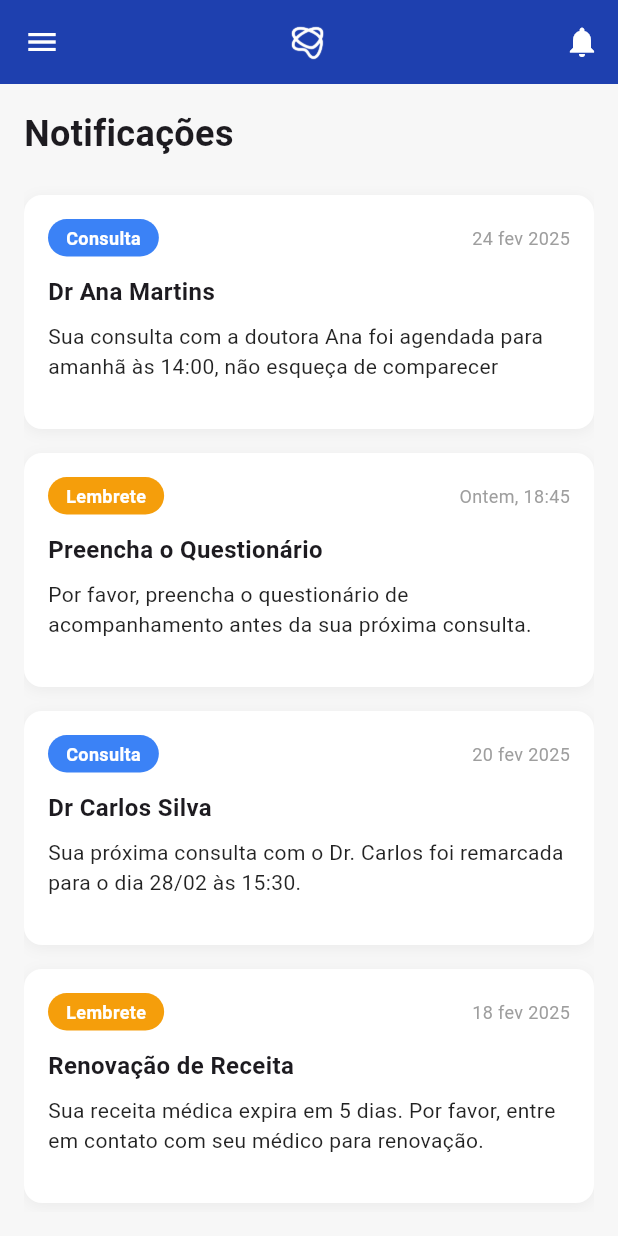
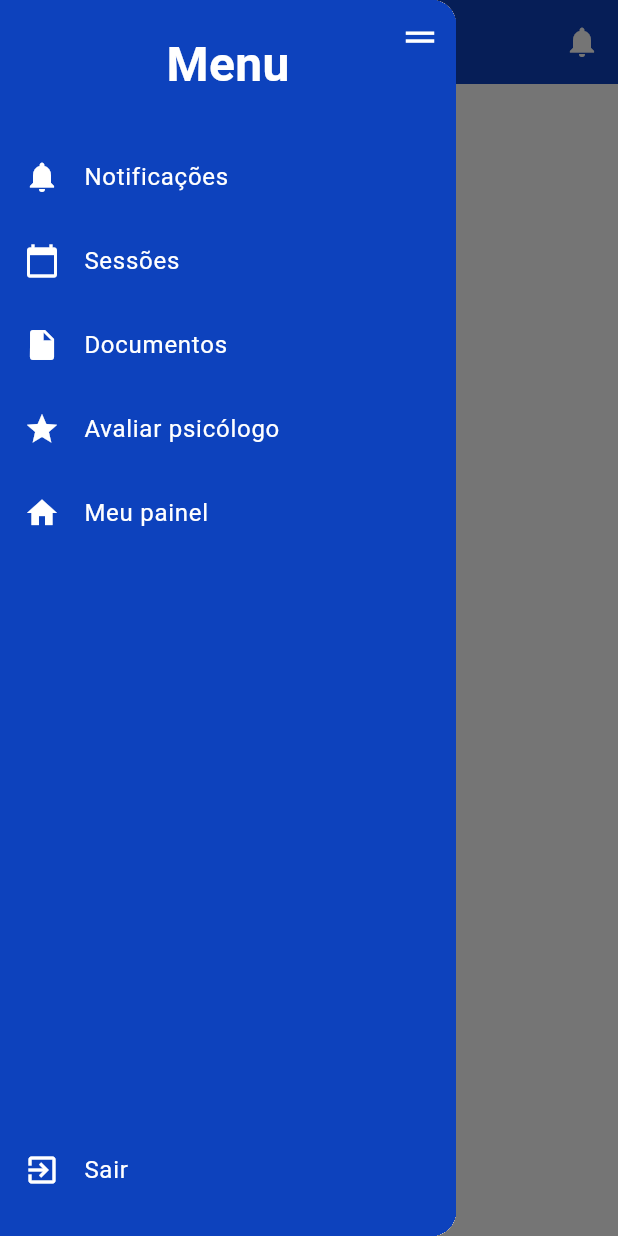
Before and after one commit to LiraTecnologic/helppsico-mobile, a Flutter app: the screen it shows after launch, with the side drawer open (before the commit the screen has no drawer), on a phone screen of 412 x 824 dp. Run offline on Flutter 3.47's test engine with Material 3 defaults, Android fonts, the phone set to English and light mode, and no system bars.

Commit message:
#MTR06:feat/Adicionando Menu e header a tela

```diff
--- a/helppsico_mobile/lib/main.dart
+++ b/helppsico_mobile/lib/main.dart
@@ -3,6 +3,7 @@ import 'package:helppsico_mobile/presentation/screens/login_screen.dart';
 import 'core/theme.dart';
 import 'package:helppsico_mobile/presentation/screens/dashboard_screen.dart';
 import 'package:helppsico_mobile/presentation/screens/notifications_screen.dart';
+import 'package:helppsico_mobile/presentation/screens/rate_screen.dart';
 
 
 
@@ -12,7 +13,7 @@ void main() {
 
 class MyApp extends StatelessWidget {
 
-  const MyApp({Key? key}) : super(key: key);
+  const MyApp({super.key});
 
 
   @override
@@ -25,11 +26,15 @@ class MyApp extends StatelessWidget {
         scaffoldBackgroundColor: Colors.white,
         fontFamily: 'Roboto',
       ),
-      initialRoute: '/notifications',
+      initialRoute: '/avaliar-psicologo',
       routes: {
         '/notifications': (context) => const NotificationsScreen(),
         '/login': (context) => const LoginScreen(),
-        '/menu' : (context) => const DashboardScreen(),
+        '/menu': (context) => const DashboardScreen(),
+        '/avaliar-psicologo': (context) => const AvaliarPsicologoScreen(
+          psicologoId: '1', // Você deve passar o ID real do psicólogo
+          psicologoNome: 'Dra. Ana Martins', // Você deve passar o nome real do psicólogo
+        ),
       },
     );
   }
--- a/helppsico_mobile/lib/presentation/screens/login_screen.dart
+++ b/helppsico_mobile/lib/presentation/screens/login_screen.dart
@@ -7,7 +7,7 @@ import '../widgets/text_link.dart';
 export 'login_screen.dart';
 
 class LoginScreen extends StatelessWidget {
-  const LoginScreen({Key? key}) : super(key: key);
+  const LoginScreen({super.key});
 
   @override
   Widget build(BuildContext context) {
--- a/helppsico_mobile/lib/presentation/screens/notifications_screen.dart
+++ b/helppsico_mobile/lib/presentation/screens/notifications_screen.dart
@@ -4,7 +4,7 @@ import 'package:helppsico_mobile/presentation/widgets/notifications/custom_app_b
 import 'package:helppsico_mobile/presentation/widgets/notifications/notification_card.dart';
 
 class NotificationsScreen extends StatelessWidget {
-  const NotificationsScreen({Key? key}) : super(key: key);
+  const NotificationsScreen({super.key});
 
   @override
   Widget build(BuildContext context) {
--- /dev/null
+++ b/helppsico_mobile/lib/presentation/screens/rate_screen.dart
@@ -0,0 +1,120 @@
+import 'package:flutter/material.dart';
+import '../../core/theme.dart';
+
+class AvaliarPsicologoScreen extends StatefulWidget {
+  final String psicologoId;
+  final String psicologoNome;
+
+  const AvaliarPsicologoScreen({
+    Key? key,
+    required this.psicologoId,
+    required this.psicologoNome,
+  }) : super(key: key);
+
+  @override
+  State<AvaliarPsicologoScreen> createState() => _AvaliarPsicologoScreenState();
+}
+
+class _AvaliarPsicologoScreenState extends State<AvaliarPsicologoScreen> {
+  Widget _buildDrawer(BuildContext context) {
+    return Drawer(
+      child: Container(
+        color: AppTheme.primaryColor,
+        child: Column(
+          mainAxisAlignment: MainAxisAlignment.spaceBetween,
+          children: [
+            Column(
+              children: [
+                const SizedBox(height: 20),
+                Stack(
+                  children: [
+                    const Align(
+                      alignment: Alignment.center,
+                      child: Text(
+                        "Menu",
+                        style: TextStyle(
+                          color: Colors.white,
+                          fontSize: 32,
+                          fontWeight: FontWeight.bold,
+                        ),
+                      ),
+                    ),
+                    Positioned(
+                      bottom: 20,
+                      right: 0,
+                      child: IconButton(
+                        icon: const Icon(Icons.menu, color: Colors.white, size: 25),
+                        onPressed: () {
+                          Navigator.pop(context);
+                        },
+                      ),
+                    ),
+                  ],
+                ),
+                const SizedBox(height: 24),
+                _buildDrawerItem(Icons.notifications, "Notificações", () {
+                  Navigator.pushNamed(context, '/notifications');
+                }),
+                _buildDrawerItem(Icons.calendar_today, "Sessões", () {}),
+                _buildDrawerItem(Icons.insert_drive_file, "Documentos", () {}),
+                _buildDrawerItem(Icons.star, "Avaliar psicólogo", () {}),
+                _buildDrawerItem(Icons.home, "Meu painel", () {
+                  Navigator.pushNamed(context, '/menu');
+                }),
+              ],
+            ),
+            Padding(
+              padding: const EdgeInsets.only(bottom: 16.0),
+              child: _buildDrawerItem(Icons.exit_to_app, "Sair", () {
+                Navigator.pushNamed(context, '/login');
+              }),
+            ),
+          ],
+        ),
+      ),
+    );
+  }
+
+  Widget _buildDrawerItem(IconData icon, String title, VoidCallback onTap) {
+    return ListTile(
+      leading: Icon(icon, color: const Color.fromARGB(255, 255, 255, 255)),
+      title: Text(title, style: const TextStyle(color: Color.fromARGB(255, 255, 255, 255))),
+      onTap: onTap,
+    );
+  }
+
+  @override
+  Widget build(BuildContext context) {
+    return Scaffold(
+      appBar: AppBar(
+        backgroundColor: AppTheme.primaryColor,
+        iconTheme: const IconThemeData(color: Colors.white),
+        title: Container(
+          padding: const EdgeInsets.all(4),
+          decoration: BoxDecoration(
+            color: Colors.transparent,
+            borderRadius: BorderRadius.circular(12),
+          ),
+          child: Image.asset(
+            'assets/icons/logo.png',
+            height: 65,
+            width: 65,
+          ),
+        ),
+        centerTitle: true,
+        actions: [
+          IconButton(
+            icon: const Icon(Icons.notifications, color: Colors.white),
+            onPressed: () {
+              Navigator.pushNamed(context, '/notifications');
+            },
+          ),
+        ],
+      ),
+      drawer: _buildDrawer(context),
+      body: const Center(
+        child: Text('Conteúdo da tela de avaliação'),
+      ),
+    );
+  }
+}
--- a/helppsico_mobile/lib/presentation/widgets/custom_button.dart
+++ b/helppsico_mobile/lib/presentation/widgets/custom_button.dart
@@ -7,12 +7,12 @@ class CustomButton extends StatelessWidget {
   final Color? textColor;
 
   const CustomButton({
-    Key? key,
+    super.key,
     required this.text,
     required this.onPressed,
     this.backgroundColor = const Color.fromARGB(255, 83, 137, 231),
     this.textColor = const Color.fromARGB(255, 255, 255, 255),
-  }) : super(key: key);
+  });
 
   @override
   Widget build(BuildContext context) {
--- a/helppsico_mobile/lib/presentation/widgets/custom_text_field.dart
+++ b/helppsico_mobile/lib/presentation/widgets/custom_text_field.dart
@@ -8,12 +8,12 @@ class CustomTextField extends StatelessWidget {
   final TextInputType keyboardType;
 
   const CustomTextField({
-    Key? key,
+    super.key,
     required this.hintText,
     this.obscureText = false,
     this.controller,
     this.keyboardType = TextInputType.text,
-  }) : super(key: key);
+  });
 
   @override
   Widget build(BuildContext context) {
--- a/helppsico_mobile/lib/presentation/widgets/notifications/custom_app_bar.dart
+++ b/helppsico_mobile/lib/presentation/widgets/notifications/custom_app_bar.dart
@@ -6,10 +6,10 @@ class CustomAppBar extends StatelessWidget implements PreferredSizeWidget {
   final VoidCallback? onNotificationPressed;
 
   const CustomAppBar({
-    Key? key,
+    super.key,
     this.onMenuPressed,
     this.onNotificationPressed,
-  }) : super(key: key);
+  });
 
   @override
   Size get preferredSize => const Size.fromHeight(kToolbarHeight);
--- a/helppsico_mobile/lib/presentation/widgets/notifications/notification_card.dart
+++ b/helppsico_mobile/lib/presentation/widgets/notifications/notification_card.dart
@@ -15,14 +15,14 @@ class NotificationCard extends StatelessWidget {
   final VoidCallback onActionPressed;
 
   const NotificationCard({
-    Key? key,
+    super.key,
     required this.type,
     required this.date,
     required this.title,
     required this.description,
     required this.actionText,
     required this.onActionPressed,
-  }) : super(key: key);
+  });
 
   @override
   Widget build(BuildContext context) {
--- a/helppsico_mobile/lib/presentation/widgets/text_divider.dart
+++ b/helppsico_mobile/lib/presentation/widgets/text_divider.dart
@@ -5,9 +5,9 @@ class TextDivider extends StatelessWidget {
   final String text;
 
   const TextDivider({
-    Key? key,
+    super.key,
     required this.text,
-  }) : super(key: key);
+  });
 
   @override
   Widget build(BuildContext context) {
--- a/helppsico_mobile/lib/presentation/widgets/text_link.dart
+++ b/helppsico_mobile/lib/presentation/widgets/text_link.dart
@@ -8,12 +8,12 @@ class TextLink extends StatelessWidget {
   final double fontSize;
 
   const TextLink({
-    Key? key,
+    super.key,
     required this.text,
     required this.onTap,
     this.textColor = const Color(0xFF3B82F6), // Blue color
     this.fontSize = 14.0,
-  }) : super(key: key);
+  });
 
   @override
   Widget build(BuildContext context) {
```
Also changed, not shown: helppsico_mobile/pubspec.lock, 1 other file.
